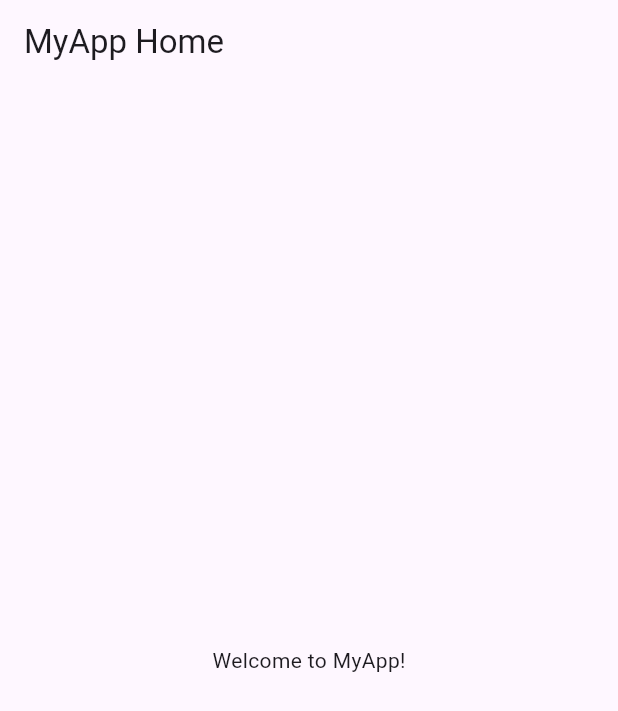
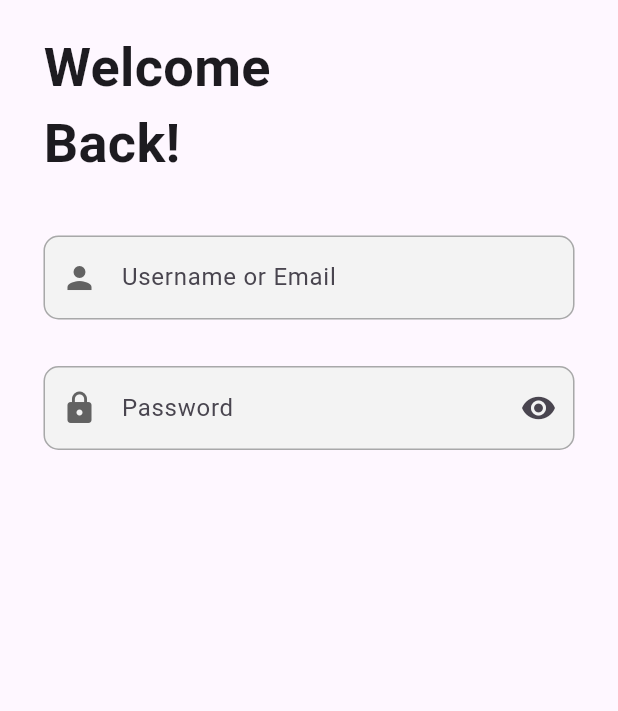
Before and after one commit to shihabLuminar/stylish, a Flutter app: the screen it shows after launch, after a tap on "Skip", on a phone screen of 412 x 824 dp. Shown: the top 711 px of the screen. Run offline on Flutter 3.47's test engine with Material 3 defaults, Android fonts, the phone set to English and light mode, and no system bars.

Commit message:
sign in screen

```diff
--- /dev/null
+++ b/lib/view/global_widgets/custom_text_field.dart
@@ -0,0 +1,49 @@
+import 'package:flutter/material.dart';
+import 'package:stylish/core/constants/color_constatns.dart';
+
+class CustomTextField extends StatelessWidget {
+  const CustomTextField({
+    super.key,
+    required this.hint,
+    this.icon,
+    this.controller,
+    this.validator,
+    this.suffixIcon,
+    this.obscureText = false,
+    this.bottomPadding = 31,
+  });
+  final String hint;
+  final IconData? icon;
+  final TextEditingController? controller;
+  final String? Function(String?)? validator;
+  final Widget? suffixIcon;
+  final bool obscureText;
+  final double bottomPadding;
+
+  @override
+  Widget build(BuildContext context) {
+    return Padding(
+      padding: EdgeInsets.only(bottom: bottomPadding),
+      child: TextFormField(
+        obscureText: obscureText,
+        controller: controller,
+        decoration: InputDecoration(
+          label: Text(hint),
+          filled: true,
+          fillColor: Color(0xffF3F3F3),
+          enabledBorder: OutlineInputBorder(
+            borderRadius: BorderRadius.circular(10),
+            borderSide: BorderSide(color: Color(0xffA8A8A9)),
+          ),
+          focusedBorder: OutlineInputBorder(
+            borderRadius: BorderRadius.circular(10),
+            borderSide: BorderSide(color: ColorConstatns.primary),
+          ),
+          prefixIcon: Icon(icon, size: 24, color: Color(0xff626262)),
+          suffixIcon: suffixIcon,
+        ),
+        validator: validator,
+      ),
+    );
+  }
+}
--- a/lib/view/onboarding_screen/onboarding_screen.dart
+++ b/lib/view/onboarding_screen/onboarding_screen.dart
@@ -2,6 +2,7 @@ import 'package:flutter/material.dart';
 import 'package:stylish/core/constants/color_constatns.dart';
 import 'package:stylish/core/constants/image_constants.dart';
 import 'package:stylish/view/home_screen/home_screen.dart';
+import 'package:stylish/view/sign_in_screen/sign_in_screen.dart';
 
 class OnboardingScreen extends StatefulWidget {
   const OnboardingScreen({super.key});
@@ -60,7 +61,7 @@ class _OnboardingScreenState extends State<OnboardingScreen> {
             onPressed: () {
               Navigator.pushAndRemoveUntil(
                 context,
-                MaterialPageRoute(builder: (context) => HomeScreen()),
+                MaterialPageRoute(builder: (context) => SignInScreen()),
                 (route) => false,
               );
             },
@@ -138,6 +139,12 @@ class _OnboardingScreenState extends State<OnboardingScreen> {
               if (currentindex < data.length - 1) {
                 currentindex++;
                 setState(() {});
+              } else if (currentindex == 2) {
+                Navigator.pushAndRemoveUntil(
+                  context,
+                  MaterialPageRoute(builder: (context) => SignInScreen()),
+                  (route) => false,
+                );
               }
             },
           ),
--- /dev/null
+++ b/lib/view/sign_in_screen/sign_in_screen.dart
@@ -0,0 +1,42 @@
+import 'package:flutter/material.dart';
+import 'package:stylish/view/global_widgets/custom_text_field.dart';
+
+class SignInScreen extends StatefulWidget {
+  const SignInScreen({super.key});
+
+  @override
+  State<SignInScreen> createState() => _SignInScreenState();
+}
+
+class _SignInScreenState extends State<SignInScreen> {
+  @override
+  Widget build(BuildContext context) {
+    return Scaffold(
+      body: SafeArea(
+        child: Padding(
+          padding: const EdgeInsets.symmetric(horizontal: 29.0, vertical: 19),
+          child: Column(
+            crossAxisAlignment: CrossAxisAlignment.start,
+            children: [
+              Text(
+                "Welcome \nBack!",
+                style: TextStyle(fontSize: 36, fontWeight: FontWeight.bold),
+              ),
+              SizedBox(height: 36),
+              CustomTextField(hint: "Username or Email", icon: Icons.person),
+              CustomTextField(
+                obscureText: true,
+                hint: "Password",
+                icon: Icons.lock,
+                suffixIcon: IconButton(
+                  onPressed: () {},
+                  icon: Icon(Icons.visibility),
+                ),
+              ),
+            ],
+          ),
+        ),
+      ),
+    );
+  }
+}
```
